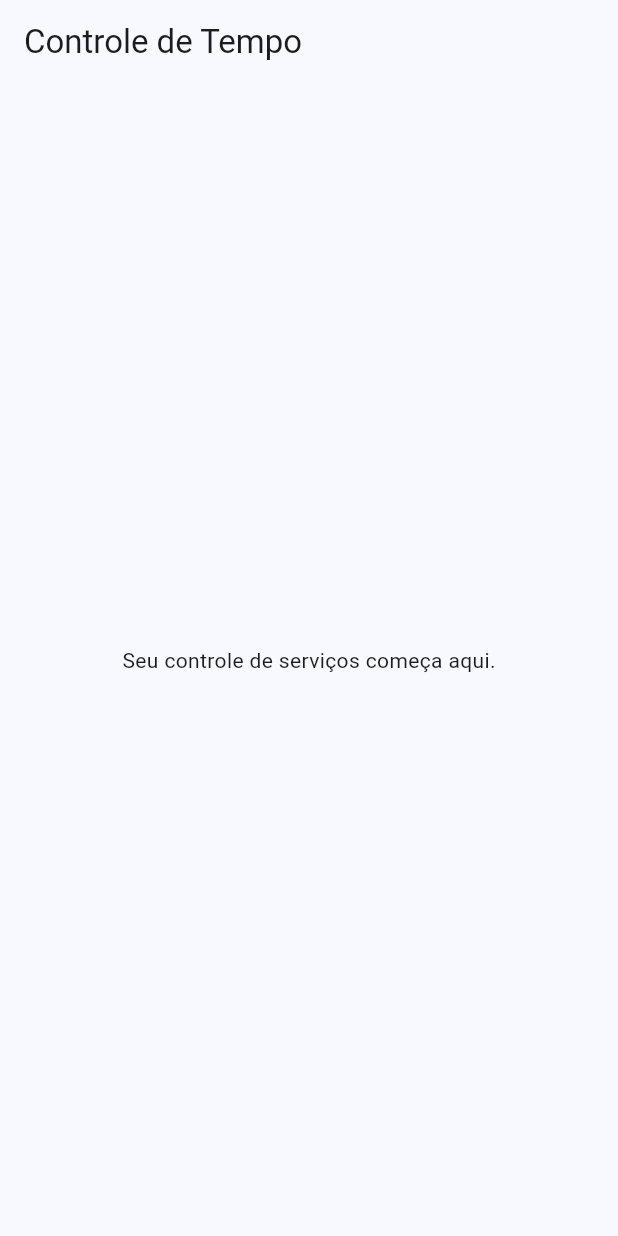
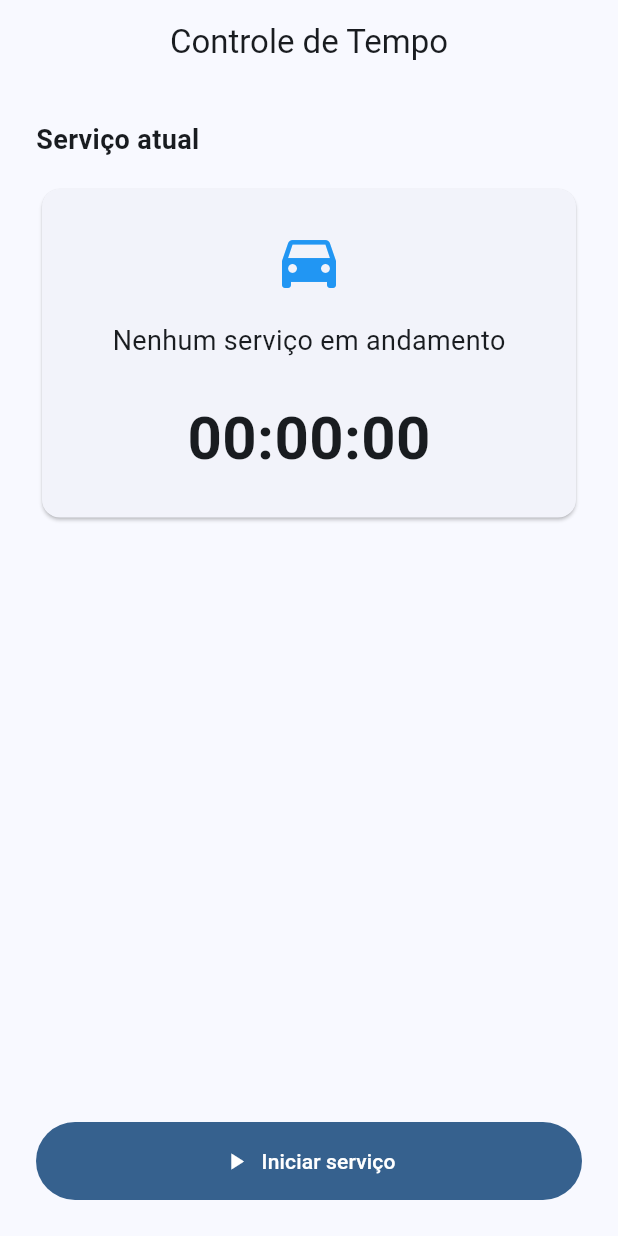
Before and after one commit to FlavioDosReis/controle-manutencao-flutter, a Flutter app: the screen it shows after launch, on a phone screen of 412 x 824 dp. Run offline on Flutter 3.47's test engine with Material 3 defaults, Android fonts, the phone set to English and light mode, and no system bars.

Commit message:
feat: adiciona tela inicial do controle de tempo

```diff
--- a/lib/main.dart
+++ b/lib/main.dart
@@ -29,9 +29,59 @@ class TelaInicial extends StatelessWidget {
     return Scaffold(
       appBar: AppBar(
         title: const Text('Controle de Tempo'),
+        centerTitle: true,
       ),
-      body: const Center(
-        child: Text('Seu controle de serviços começa aqui.'),
+      body: Padding(
+        padding: const EdgeInsets.all(24),
+        child: Column(
+          crossAxisAlignment: CrossAxisAlignment.stretch,
+          children: [
+            const Text(
+              'Serviço atual',
+              style: TextStyle(
+                fontSize: 18,
+                fontWeight: FontWeight.w600,
+              ),
+            ),
+            const SizedBox(height: 16),
+            Card(
+              child: Padding(
+                padding: const EdgeInsets.all(24),
+                child: Column(
+                  children: [
+                    const Icon(
+                      Icons.directions_car,
+                      size: 48,
+                      color: Colors.blue,
+                    ),
+                    const SizedBox(height: 16),
+                    const Text(
+                      'Nenhum serviço em andamento',
+                      style: TextStyle(fontSize: 18),
+                    ),
+                    const SizedBox(height: 24),
+                    const Text(
+                      '00:00:00',
+                      style: TextStyle(
+                        fontSize: 40,
+                        fontWeight: FontWeight.bold,
+                      ),
+                    ),
+                  ],
+                ),
+              ),
+            ),
+            const Spacer(),
+            FilledButton.icon(
+              onPressed: () {},
+              icon: const Icon(Icons.play_arrow),
+              label: const Text('Iniciar serviço'),
+              style: FilledButton.styleFrom(
+                padding: const EdgeInsets.symmetric(vertical: 16),
+              ),
+            ),
+          ],
+        ),
       ),
     );
   }
```
